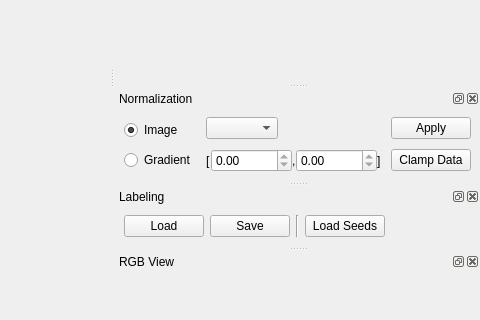
This is gui/viewerwindow.ui in gerbilvis/gerbil as Qt 5 draws it before an edit; both pictures show x 720 to 1200 and y 373 to 693 of the 1200 by 900 pixel window. The edited form follows.
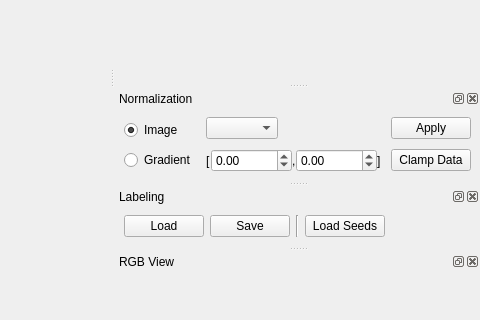
This is the edited form. Icons and pictures are not drawn. Custom widgets are drawn as their Qt base class.

Commit message: only clear labels if ROI size changed better usability of normalization widget

The edit to the form file:
```diff
--- a/gui/viewerwindow.ui
+++ b/gui/viewerwindow.ui
@@ -555,9 +555,6 @@
            <property name="toolTip">
             <string>lower bound</string>
            </property>
-           <property name="readOnly">
-            <bool>true</bool>
-           </property>
            <property name="minimum">
             <double>-65536.000000000000000</double>
            </property>
@@ -578,9 +575,6 @@
            <property name="toolTip">
             <string>upper bound</string>
            </property>
-           <property name="readOnly">
-            <bool>true</bool>
-           </property>
            <property name="minimum">
             <double>-65536.000000000000000</double>
            </property>
```
The commit also changes 2 other files.
